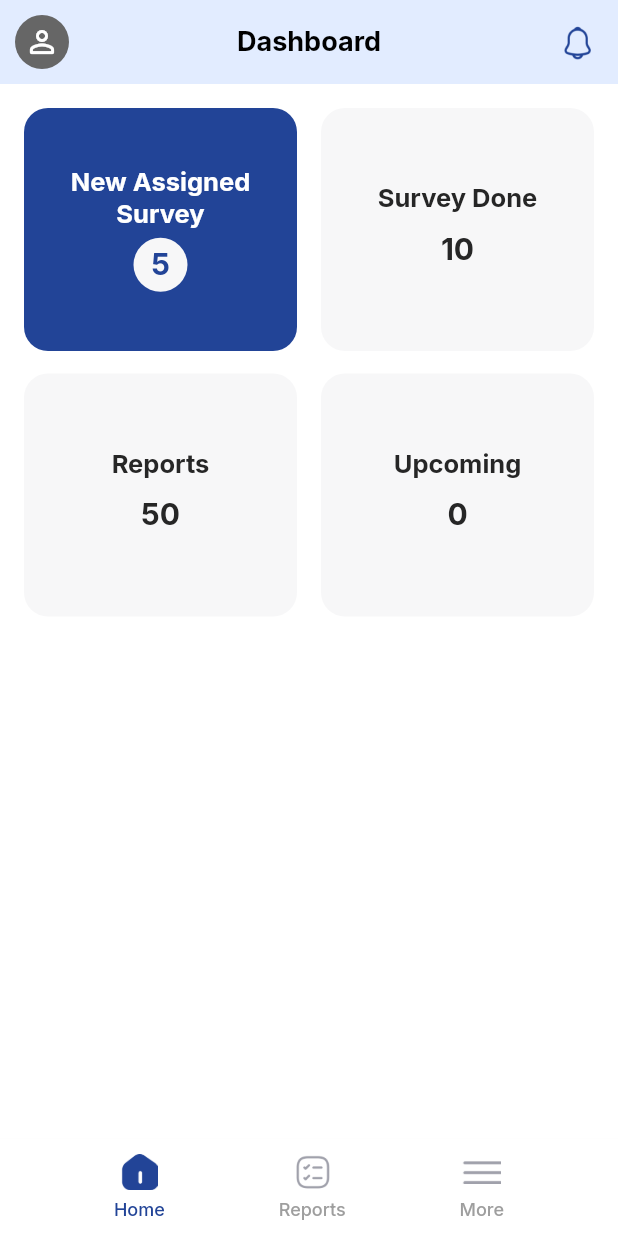
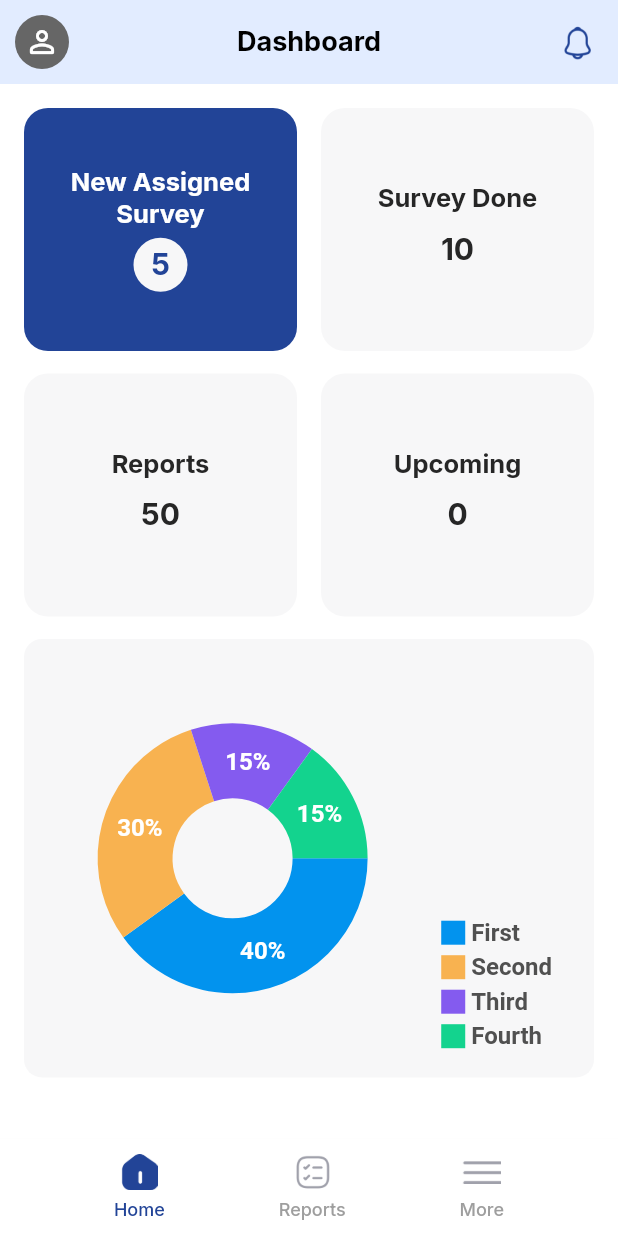
Before and after one commit to Nababmithun/Shipping-App-with-Flutter-UI-, a Flutter app: the screen it shows after launch, after a tap on "Login", on a phone screen of 412 x 824 dp. Run offline on Flutter 3.47's test engine with Material 2 defaults, Android fonts, the phone set to English and light mode, and no system bars; drawn by our look-alikes of fl_chart; our stand-ins replace google_fonts.

Commit message:
feature: home, update: add pie chart ui

```diff
--- a/lib/features/home/view/home_page.dart
+++ b/lib/features/home/view/home_page.dart
@@ -1,5 +1,6 @@
 import 'package:flutter/material.dart';
 import 'package:interport/features/home/view/widgets/info_card_widget.dart';
+import 'package:interport/features/home/view/widgets/pie_chart_widget.dart';
 import 'package:interport/res/resources/colors.dart';
 import 'package:interport/res/resources/string_resources.dart';
 import 'package:interport/res/widgets/common_text_widget.dart';
@@ -93,6 +94,9 @@ class _HomePageState extends State<HomePage> {
                 ),
               ],
             ),
+            spaceHeightMax,
+            spaceHeightMin,
+            const PieChartWidget(),
           ],
         ),
       ),
--- /dev/null
+++ b/lib/features/home/view/widgets/indicator.dart
@@ -0,0 +1,42 @@
+import 'package:flutter/material.dart';
+
+class Indicator extends StatelessWidget {
+  final Color color;
+  final String text;
+  final bool isSquare;
+  final double size;
+  final Color textColor;
+
+  const Indicator({
+    Key? key,
+    required this.color,
+    required this.text,
+    required this.isSquare,
+    this.size = 16,
+    this.textColor = const Color(0xff505050),
+  }) : super(key: key);
+
+  @override
+  Widget build(BuildContext context) {
+    return Row(
+      children: <Widget>[
+        Container(
+          width: size,
+          height: size,
+          decoration: BoxDecoration(
+            shape: isSquare ? BoxShape.rectangle : BoxShape.circle,
+            color: color,
+          ),
+        ),
+        const SizedBox(
+          width: 4,
+        ),
+        Text(
+          text,
+          style: TextStyle(
+              fontSize: 16, fontWeight: FontWeight.bold, color: textColor),
+        )
+      ],
+    );
+  }
+}
--- /dev/null
+++ b/lib/features/home/view/widgets/pie_chart_widget.dart
@@ -0,0 +1,161 @@
+import 'package:fl_chart/fl_chart.dart';
+import 'package:flutter/material.dart';
+import 'package:interport/res/resources/colors.dart';
+
+import 'indicator.dart';
+
+class PieChartWidget extends StatefulWidget {
+  const PieChartWidget({Key? key}) : super(key: key);
+
+  @override
+  State<StatefulWidget> createState() => PieChart2State();
+}
+
+class PieChart2State extends State {
+  int touchedIndex = -1;
+
+  @override
+  Widget build(BuildContext context) {
+    return AspectRatio(
+      aspectRatio: 1.3,
+      child: Container(
+        decoration: BoxDecoration(
+          color: AppTheme.lightGreyColor,
+          borderRadius: BorderRadius.circular(12),
+        ),
+        child: Row(
+          children: <Widget>[
+            const SizedBox(
+              height: 18,
+            ),
+            Expanded(
+              child: AspectRatio(
+                aspectRatio: 1,
+                child: PieChart(
+                  PieChartData(
+                      pieTouchData: PieTouchData(touchCallback:
+                          (FlTouchEvent event, pieTouchResponse) {
+                        setState(() {
+                          if (!event.isInterestedForInteractions ||
+                              pieTouchResponse == null ||
+                              pieTouchResponse.touchedSection == null) {
+                            touchedIndex = -1;
+                            return;
+                          }
+                          touchedIndex = pieTouchResponse
+                              .touchedSection!.touchedSectionIndex;
+                        });
+                      }),
+                      borderData: FlBorderData(
+                        show: false,
+                      ),
+                      sectionsSpace: 0,
+                      centerSpaceRadius: 40,
+                      sections: showingSections()),
+                ),
+              ),
+            ),
+            Column(
+              mainAxisSize: MainAxisSize.max,
+              mainAxisAlignment: MainAxisAlignment.end,
+              crossAxisAlignment: CrossAxisAlignment.start,
+              children: const <Widget>[
+                Indicator(
+                  color: Color(0xff0293ee),
+                  text: 'First',
+                  isSquare: true,
+                ),
+                SizedBox(
+                  height: 4,
+                ),
+                Indicator(
+                  color: Color(0xfff8b250),
+                  text: 'Second',
+                  isSquare: true,
+                ),
+                SizedBox(
+                  height: 4,
+                ),
+                Indicator(
+                  color: Color(0xff845bef),
+                  text: 'Third',
+                  isSquare: true,
+                ),
+                SizedBox(
+                  height: 4,
+                ),
+                Indicator(
+                  color: Color(0xff13d38e),
+                  text: 'Fourth',
+                  isSquare: true,
+                ),
+                SizedBox(
+                  height: 18,
+                ),
+              ],
+            ),
+            const SizedBox(
+              width: 28,
+            ),
+          ],
+        ),
+      ),
+    );
+  }
+
+  List<PieChartSectionData> showingSections() {
+    return List.generate(4, (i) {
+      final isTouched = i == touchedIndex;
+      final fontSize = isTouched ? 25.0 : 16.0;
+      final radius = isTouched ? 60.0 : 50.0;
+      switch (i) {
+        case 0:
+          return PieChartSectionData(
+            color: const Color(0xff0293ee),
+            value: 40,
+            title: '40%',
+            radius: radius,
+            titleStyle: TextStyle(
+                fontSize: fontSize,
+                fontWeight: FontWeight.bold,
+                color: const Color(0xffffffff)),
+          );
+        case 1:
+          return PieChartSectionData(
+            color: const Color(0xfff8b250),
+            value: 30,
+            title: '30%',
+            radius: radius,
+            titleStyle: TextStyle(
+                fontSize: fontSize,
+                fontWeight: FontWeight.bold,
+                color: const Color(0xffffffff)),
+          );
+        case 2:
+          return PieChartSectionData(
+            color: const Color(0xff845bef),
+            value: 15,
+            title: '15%',
+            radius: radius,
+            titleStyle: TextStyle(
+                fontSize: fontSize,
+                fontWeight: FontWeight.bold,
+                color: const Color(0xffffffff)),
+          );
+        case 3:
+          return PieChartSectionData(
+            color: const Color(0xff13d38e),
+            value: 15,
+            title: '15%',
+            radius: radius,
+            titleStyle: TextStyle(
+                fontSize: fontSize,
+                fontWeight: FontWeight.bold,
+                color: const Color(0xffffffff)),
+          );
+        default:
+          throw Error();
+      }
+    });
+  }
+}
--- a/lib/root.dart
+++ b/lib/root.dart
@@ -10,6 +10,7 @@ class Root extends StatelessWidget {
   Widget build(BuildContext context) {
     return MaterialApp(
       title: 'Interport',
+      debugShowCheckedModeBanner: false,
       theme: ThemeData(
         primarySwatch: AppTheme.primarySwatchColor,
       ),
--- a/pubspec.yaml
+++ b/pubspec.yaml
@@ -16,6 +16,7 @@ dependencies:
 
   cupertino_icons: ^1.0.2
   google_fonts: ^3.0.1
+  fl_chart: ^0.55.1
 
 dev_dependencies:
   flutter_test:
```
Also changed, not shown: pubspec.lock.
